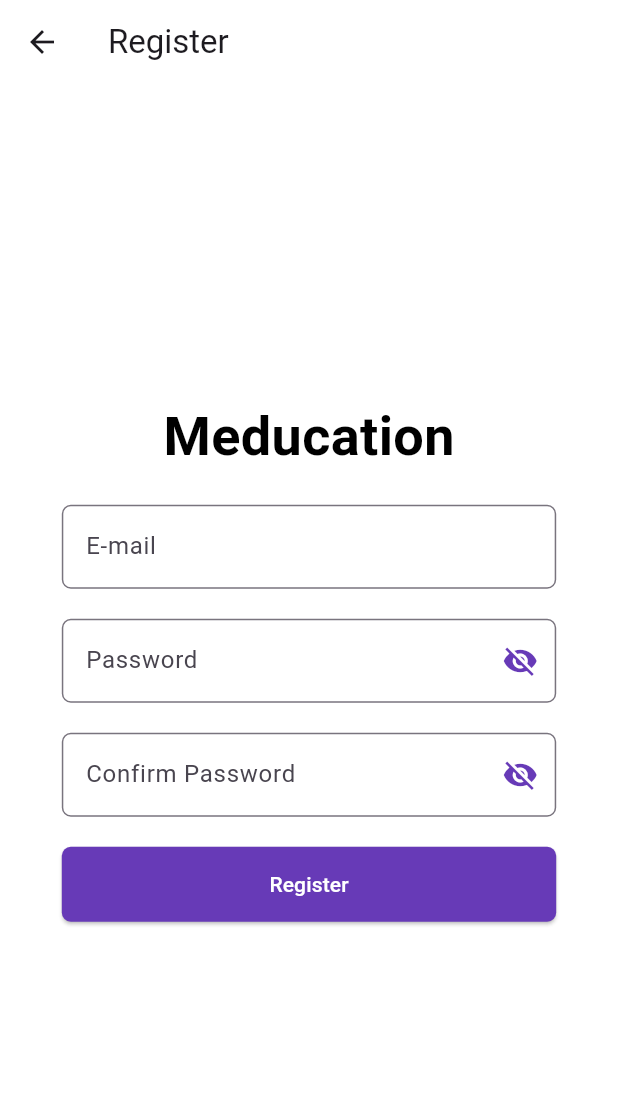
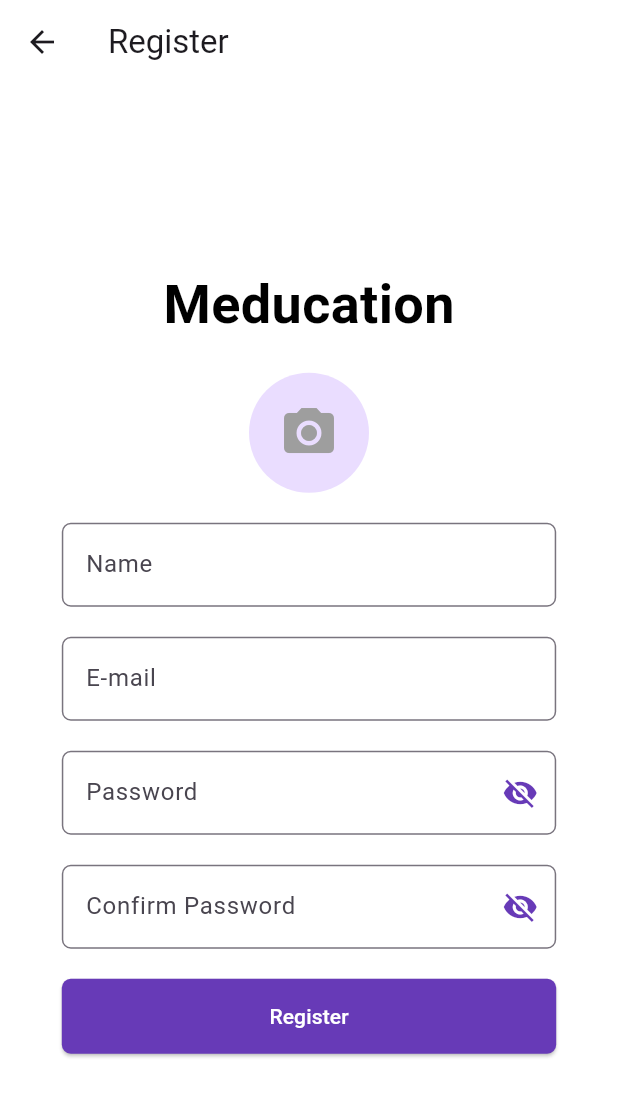
Before and after one commit to maneusfreitas/meducation, a Flutter app: the RegisterPage screen opened directly, after a tap on "Register", on a phone screen of 412 x 824 dp. Shown: the top 1097 px of the screen. Run offline on Flutter 3.47's test engine with Material 3 defaults, Android fonts, the light colour scheme and no system bars; our stand-ins replace cloud_firestore, firebase_auth, firebase_core, firebase_storage, google_sign_in, image_picker; accounts and stored records are empty; network calls fail.

Commit message:
update Nome e foto

```diff
--- a/lib/src/screens/register.dart
+++ b/lib/src/screens/register.dart
@@ -2,6 +2,9 @@ import 'package:flutter/material.dart';
 import 'package:firebase_auth/firebase_auth.dart';
 import 'package:portefolio/src/screens/validation.dart';
 import 'package:cloud_firestore/cloud_firestore.dart';
+import 'package:image_picker/image_picker.dart';
+import 'package:firebase_storage/firebase_storage.dart'; // Add this line
+import 'dart:io';
 
 class RegisterPage extends StatefulWidget {
   @override
@@ -11,9 +14,39 @@ class RegisterPage extends StatefulWidget {
 class _RegisterPageState extends State<RegisterPage> {
   bool _passwordVisible = false;
   bool _confirmPasswordVisible = false;
+  TextEditingController _nameController = TextEditingController();
   TextEditingController _emailController = TextEditingController();
   TextEditingController _passwordController = TextEditingController();
   TextEditingController _confirmPasswordController = TextEditingController();
+  File? _image;
+
+  final ImagePicker _picker = ImagePicker();
+
+  Future<void> _pickImage() async {
+    final pickedFile = await _picker.pickImage(source: ImageSource.gallery);
+
+    setState(() {
+      if (pickedFile != null) {
+        _image = File(pickedFile.path);
+      }
+    });
+  }
+
+  Future<String?> _uploadImage(File image) async {
+    try {
+      String fileName = DateTime.now().millisecondsSinceEpoch.toString();
+      Reference storageReference =
+          FirebaseStorage.instance.ref().child('profile_images/$fileName');
+      UploadTask uploadTask = storageReference.putFile(image);
+      TaskSnapshot taskSnapshot = await uploadTask;
+      String downloadURL = await taskSnapshot.ref.getDownloadURL();
+      print("Download URL: $downloadURL"); // Debug print
+      return downloadURL;
+    } catch (e) {
+      print("Error uploading image: $e");
+      return null;
+    }
+  }
 
   Future<void> _register() async {
     try {
@@ -23,7 +56,19 @@ class _RegisterPageState extends State<RegisterPage> {
         password: _passwordController.text,
       );
 
-      await FirebaseFirestore.instance.collection('examples').add({'name': 'adeus'});
+      String? imageUrl;
+      if (_image != null) {
+        imageUrl = await _uploadImage(_image!);
+      }
+
+      await FirebaseFirestore.instance
+          .collection('users')
+          .doc(userCredential.user?.uid)
+          .set({
+        'name': _nameController.text,
+        'email': _emailController.text,
+        'photoUrl': imageUrl,
+      });
 
       // Navigate to verification page
       Navigator.push(
@@ -65,6 +110,34 @@ class _RegisterPageState extends State<RegisterPage> {
                     fontSize: 36,
                     fontWeight: FontWeight.bold,
                     color: Colors.black,
+                  ),
+                ),
+                SizedBox(height: 20),
+                GestureDetector(
+                  onTap: _pickImage,
+                  child: CircleAvatar(
+                    radius: 40,
+                    backgroundImage: _image != null ? FileImage(_image!) : null,
+                    child: _image == null
+                        ? Icon(
+                            Icons.camera_alt,
+                            size: 40,
+                            color: Colors.grey,
+                          )
+                        : null,
+                  ),
+                ),
+                SizedBox(height: 20),
+                Container(
+                  width: commonWidth,
+                  child: TextField(
+                    controller: _nameController,
+                    decoration: InputDecoration(
+                      labelText: 'Name',
+                      border: OutlineInputBorder(
+                        borderRadius: BorderRadius.circular(6),
+                      ),
+                    ),
                   ),
                 ),
                 SizedBox(height: 20),
--- a/pubspec.yaml
+++ b/pubspec.yaml
@@ -19,6 +19,8 @@ dependencies:
   cloud_firestore: ^5.0.1
   google_sign_in: ^6.2.1
   file_picker: ^8.0.3
+  image_picker: ^1.1.2
+  firebase_storage: ^12.0.1
 
 dev_dependencies:
   flutter_test:
```
Also changed, not shown: lib/src/screens/home.dart (+37 -4 lines), lib/src/screens/profile.dart (+49 -26 lines), pubspec.lock, 5 other files.
